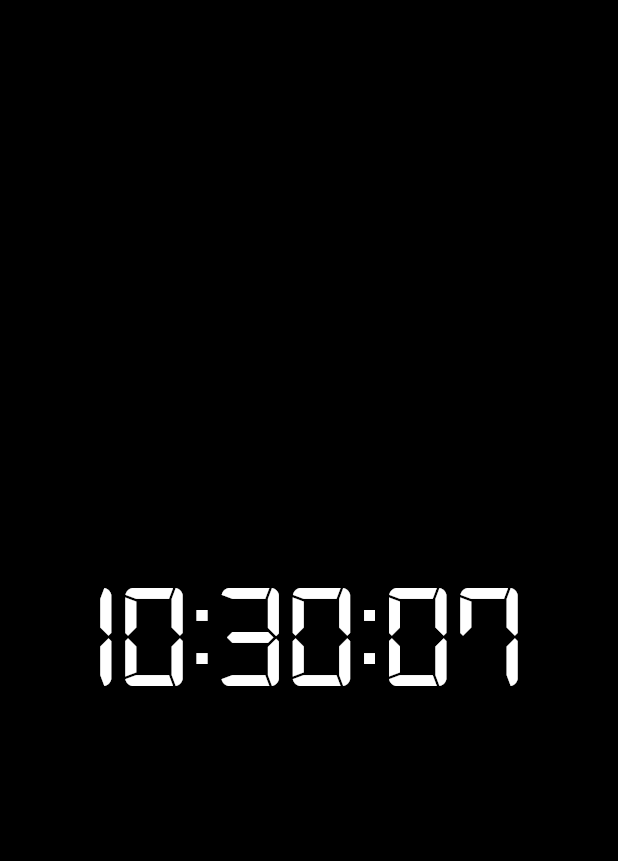
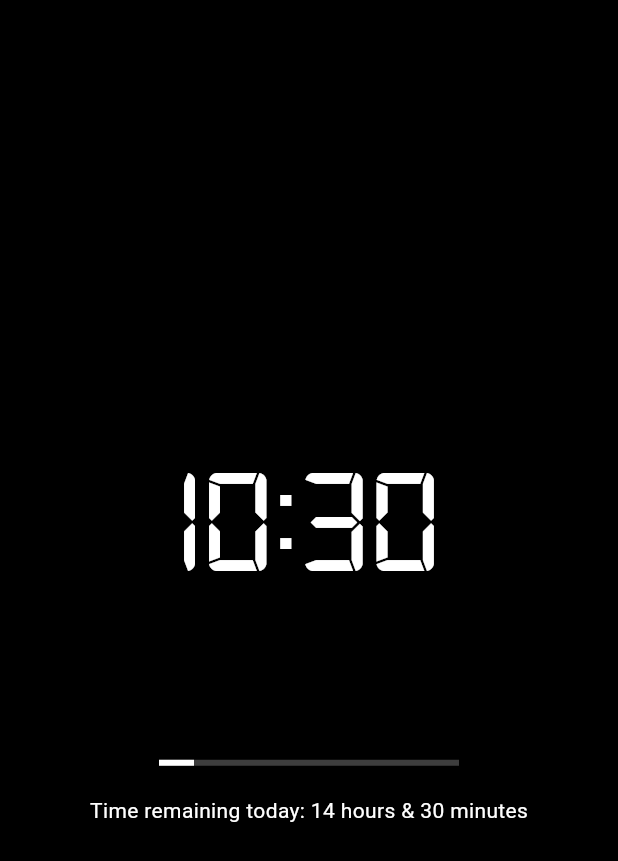
Before and after one commit to tinashemahwenda/playground, a Flutter app: the screen it shows after launch, on a phone screen of 412 x 824 dp. Shown: the top 861 px of the screen. Run offline on Flutter 3.47's test engine with Material 3 defaults, Android fonts, the phone set to English and light mode, and no system bars; our stand-ins replace shared_preferences.

Commit message:
Styled the clock

```diff
--- a/lib/digital_clock.dart
+++ b/lib/digital_clock.dart
@@ -10,6 +10,10 @@ class DigitalClock extends StatefulWidget {
 
 class _DigitalClockState extends State<DigitalClock> {
   late String _timeString;
+  late Timer _timer;
+  late int _seconds;
+  late int hoursLeft;
+  late int minutesLeft;
 
   @override
   void initState() {
@@ -22,14 +26,19 @@ class _DigitalClockState extends State<DigitalClock> {
     final now = DateTime.now();
     setState(() {
       _timeString = "${now.hour.toString().padLeft(2, '0')}:"
-          "${now.minute.toString().padLeft(2, '0')}:"
-          "${now.second.toString().padLeft(2, '0')}";
+          "${now.minute.toString().padLeft(2, '0')}";
+      _seconds = now.second;
+      hoursLeft = 24 - now.hour;
+      minutesLeft = 60 - now.minute;
     });
   }
 
   @override
   Widget build(BuildContext context) {
-    return Center(
+    return Column(
+      mainAxisAlignment: MainAxisAlignment.center,
+      children: [
+        Center(
             child: Text(
           _timeString,
           style: TextStyle(
@@ -37,6 +46,25 @@ class _DigitalClockState extends State<DigitalClock> {
             fontFamily: 'Led-Font',
             color: Colors.white,
           ),
-    ));
+        )),
+        SizedBox(
+          height: 100,
+        ),
+        SizedBox(
+          width: 200,
+          child: LinearProgressIndicator(
+            value: _seconds / 60,
+            valueColor: AlwaysStoppedAnimation<Color>(Colors.white),
+            backgroundColor: Colors.white24,
+          ),
+        ),
+        SizedBox(height: 20),
+        Text(
+          'Time remaining today: ${hoursLeft.toString()} hours & ${minutesLeft.toString()} minutes',
+          style: TextStyle(color: Colors.white),
+        ),
+        SizedBox(height: 10),
+      ],
+    );
   }
 }
```
Lines whose indentation alone changed are shown as unchanged.
